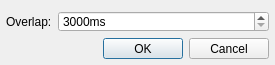
The window that qmmp/src/plugins/Effect/crossfade/settingsdialog.ui (Greedysky/TTKMusicPlayer) describes before a commit, drawn with Qt 5.
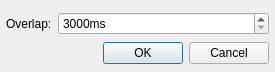
The same window after the commit.

Diff of the .ui file:
```diff
--- a/qmmp/src/plugins/Effect/crossfade/settingsdialog.ui
+++ b/qmmp/src/plugins/Effect/crossfade/settingsdialog.ui
@@ -7,19 +7,19 @@
     <x>0</x>
     <y>0</y>
     <width>275</width>
-    <height>65</height>
+    <height>72</height>
    </rect>
   </property>
   <property name="minimumSize">
    <size>
     <width>275</width>
-    <height>65</height>
+    <height>72</height>
    </size>
   </property>
   <property name="maximumSize">
    <size>
     <width>275</width>
-    <height>65</height>
+    <height>72</height>
    </size>
   </property>
   <property name="windowTitle">
```
